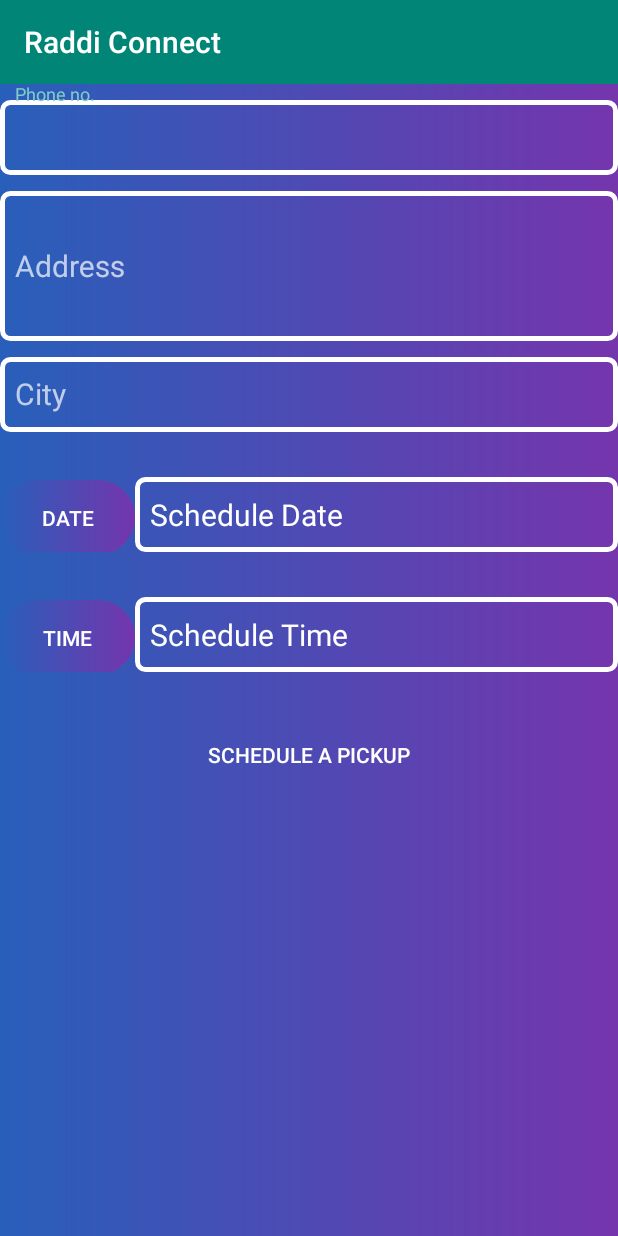
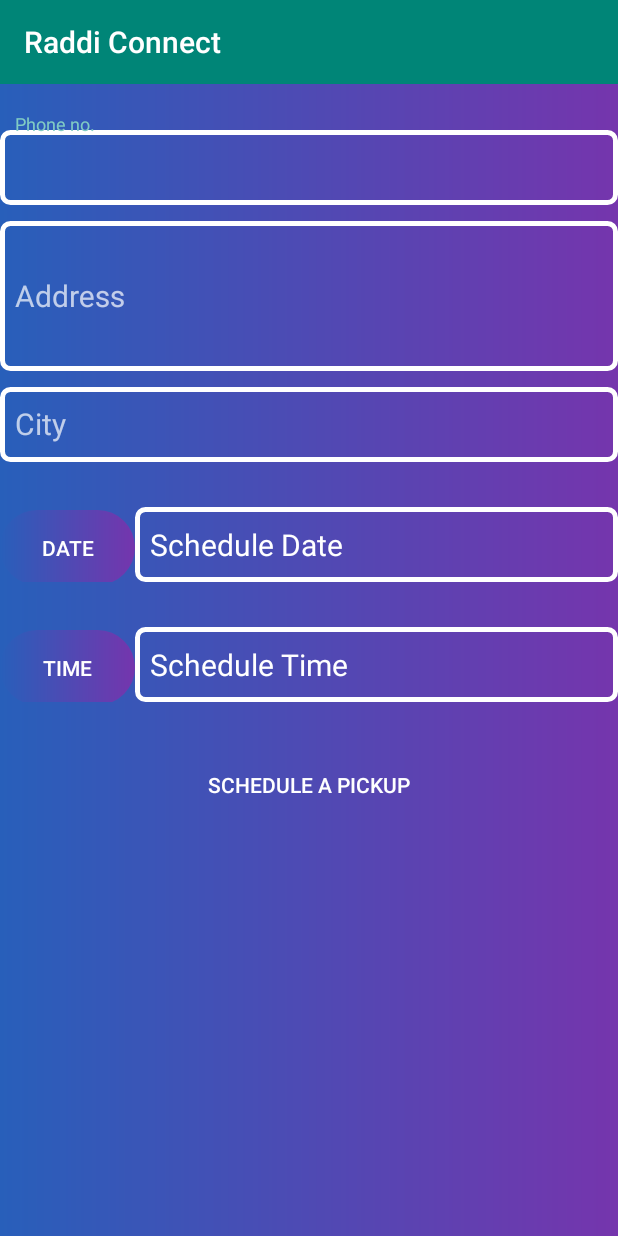
Before and after one commit to imchiragprajapati/Raddi-Connect, an Android app: the Schedule screen opened directly, with no data from a screen before it, on a phone screen of 412 x 824 dp. Run offline under Robolectric (Android 15) with nearby library versions, the phone set to English and light mode, and no system bars; 1 statement that could not run was skipped.

Commit message:
Raddi Connect

```diff
--- a/app/src/main/res/layout/activity_schedule.xml
+++ b/app/src/main/res/layout/activity_schedule.xml
@@ -17,7 +17,8 @@
         <LinearLayout
             android:layout_width="match_parent"
             android:layout_height="wrap_content"
-            android:orientation="vertical">
+            android:orientation="vertical"
+            android:layout_marginTop="20dp">
 
             <com.google.android.material.textfield.TextInputLayout
                 android:layout_width="match_parent"
```
Also changed, not shown: 1 other file.
